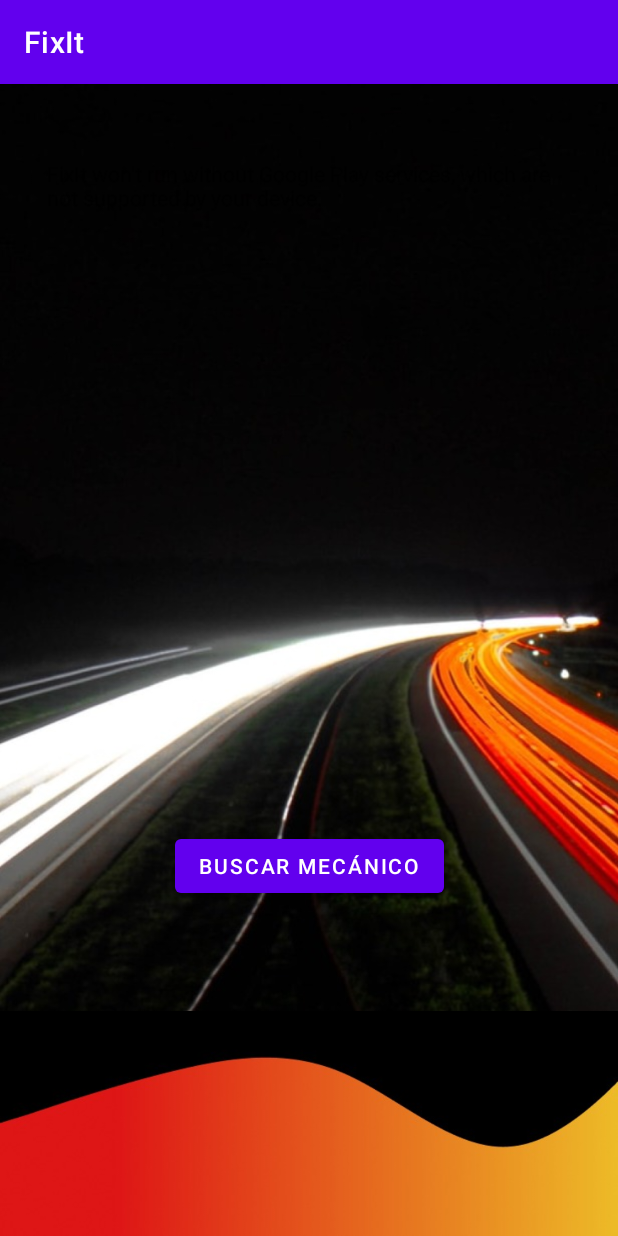
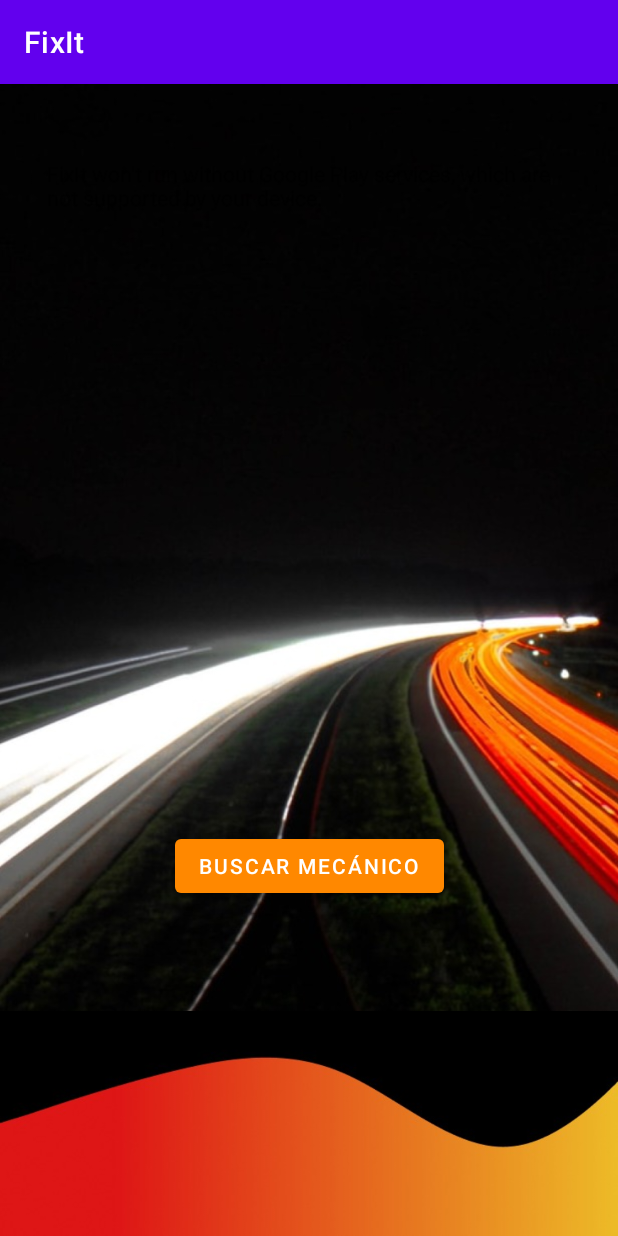
Before and after one commit to Sikriet/FixIt, an Android app: the screen it shows after launch (MainActivity), on a phone screen of 412 x 824 dp. Run offline under Robolectric (Android 15) with nearby library versions, the phone set to English and light mode, and no system bars.

Commit message:
- Color button changed

```diff
--- a/app/src/main/res/layout/activity_main.xml
+++ b/app/src/main/res/layout/activity_main.xml
@@ -30,6 +30,8 @@
         android:layout_width="wrap_content"
         android:layout_height="wrap_content"
         android:text="@string/buscar_mecanico"
+        android:textColorHint="@color/black"
+        app:backgroundTint="@android:color/holo_orange_dark"
         app:layout_constraintBottom_toTopOf="@+id/view"
         app:layout_constraintEnd_toEndOf="parent"
         app:layout_constraintStart_toStartOf="parent"
```
